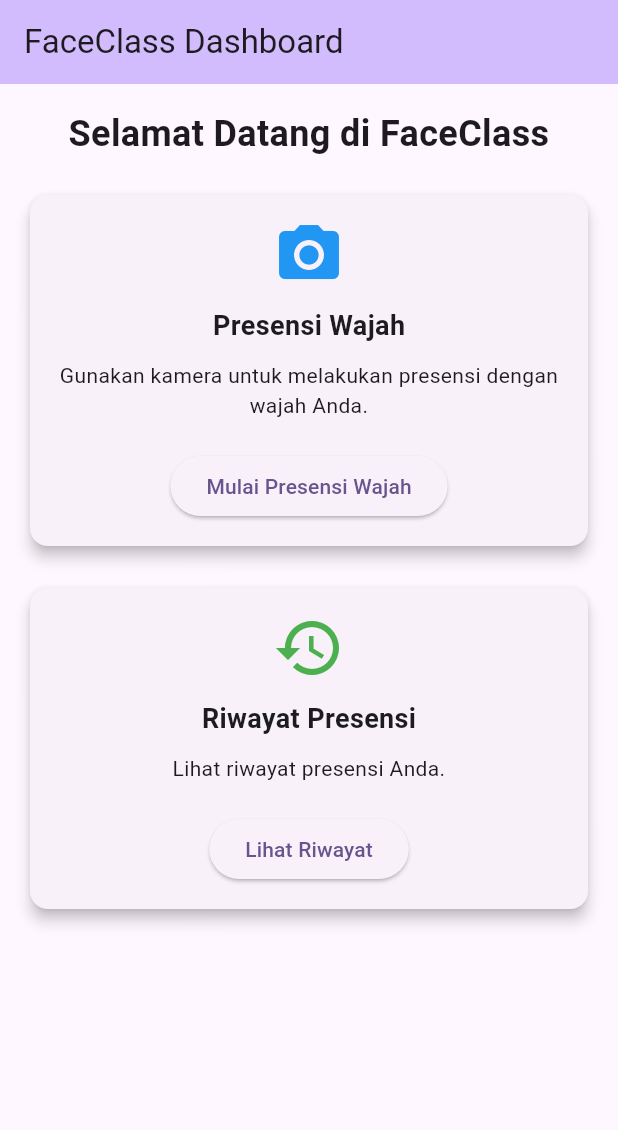
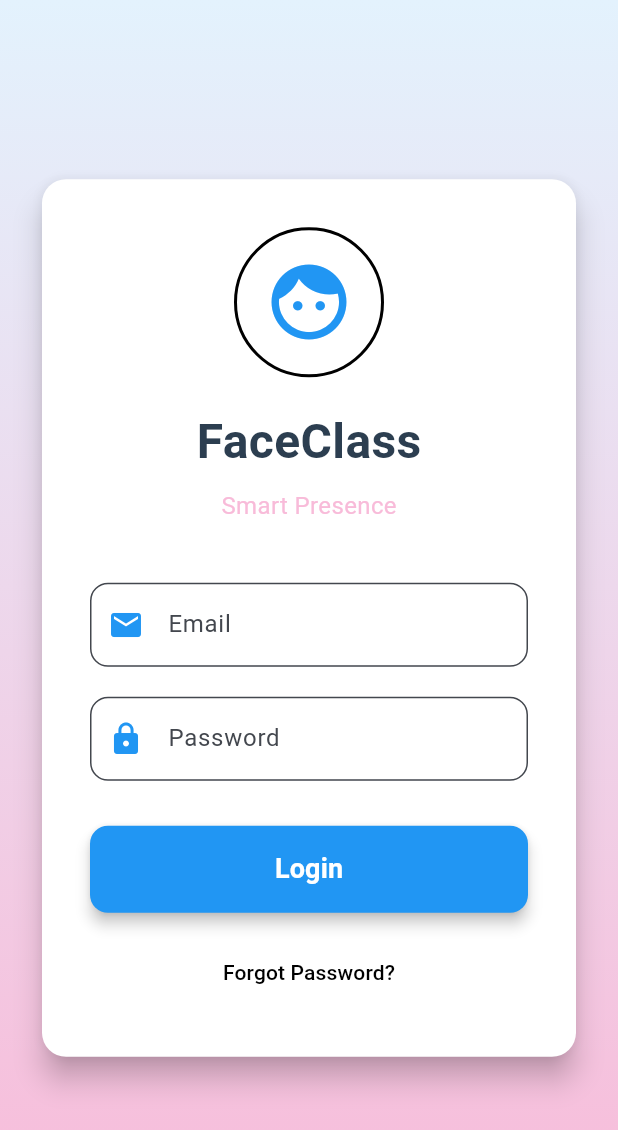
Before and after one commit to khoirurrohman/faceclass, a Flutter app: the screen it shows after launch, on a phone screen of 412 x 824 dp. Shown: the top 1130 px of the screen. Run offline on Flutter 3.47's test engine with Material 3 defaults, Android fonts, the phone set to English and light mode, and no system bars.

Commit message:
mengubah tampilan login dan fiturnya

```diff
--- /dev/null
+++ b/lib/login_page.dart
@@ -0,0 +1,184 @@
+import 'package:flutter/material.dart';
+
+class LoginPage extends StatefulWidget {
+  const LoginPage({super.key});
+
+  @override
+  State<LoginPage> createState() => _LoginPageState();
+}
+
+class _LoginPageState extends State<LoginPage> {
+  final TextEditingController _emailController = TextEditingController();
+  final TextEditingController _passwordController = TextEditingController();
+
+  void _login() {
+    // Simple login logic
+    String email = _emailController.text.trim();
+    String password = _passwordController.text;
+    if (email.isEmpty || password.isEmpty) {
+      ScaffoldMessenger.of(context).showSnackBar(
+        const SnackBar(content: Text('Please enter both email and password')),
+      );
+      return;
+    }
+    // For demo, just navigate
+    Navigator.pushReplacementNamed(context, '/dashboard');
+  }
+
+  @override
+  Widget build(BuildContext context) {
+    return Scaffold(
+      body: Container(
+        decoration: const BoxDecoration(
+          gradient: LinearGradient(
+            begin: Alignment.topCenter,
+            end: Alignment.bottomCenter,
+            colors: [Color(0xFFE3F2FD), Color(0xFFF8BBD9)],
+          ),
+        ),
+        child: Center(
+          child: SingleChildScrollView(
+            padding: const EdgeInsets.all(24.0),
+            child: Card(
+              elevation: 8,
+              color: Colors.white,
+              shape: RoundedRectangleBorder(
+                borderRadius: BorderRadius.circular(16),
+              ),
+              child: Padding(
+                padding: const EdgeInsets.all(32.0),
+                child: Column(
+                  mainAxisSize: MainAxisSize.min,
+                  children: [
+                    // Face icon
+                    Container(
+                      width: 100,
+                      height: 100,
+                      decoration: BoxDecoration(
+                        color: Colors.white,
+                        shape: BoxShape.circle,
+                        border: Border.all(color: Colors.black, width: 2),
+                      ),
+                      child: const Icon(
+                        Icons.face,
+                        size: 60,
+                        color: Colors.blue,
+                      ),
+                    ),
+                    const SizedBox(height: 20),
+                    const Text(
+                      'FaceClass',
+                      style: TextStyle(
+                        fontSize: 32,
+                        fontWeight: FontWeight.bold,
+                        color: Color(0xFF2C3E50),
+                      ),
+                    ),
+                    const SizedBox(height: 8),
+                    const Text(
+                      'Smart Presence',
+                      style: TextStyle(fontSize: 16, color: Color(0xFFF8BBD9)),
+                    ),
+                    const SizedBox(height: 40),
+                    // Email field
+                    TextField(
+                      controller: _emailController,
+                      decoration: InputDecoration(
+                        labelText: 'Email',
+                        filled: true,
+                        fillColor: Colors.white,
+                        border: OutlineInputBorder(
+                          borderRadius: BorderRadius.circular(12),
+                        ),
+                        prefixIcon: const Icon(Icons.email, color: Colors.blue),
+                        focusedBorder: OutlineInputBorder(
+                          borderRadius: BorderRadius.circular(12),
+                          borderSide: const BorderSide(
+                            color: Colors.blue,
+                            width: 2,
+                          ),
+                        ),
+                      ),
+                      keyboardType: TextInputType.emailAddress,
+                    ),
+                    const SizedBox(height: 20),
+                    // Password field
+                    TextField(
+                      controller: _passwordController,
+                      decoration: InputDecoration(
+                        labelText: 'Password',
+                        filled: true,
+                        fillColor: Colors.white,
+                        border: OutlineInputBorder(
+                          borderRadius: BorderRadius.circular(12),
+                        ),
+                        prefixIcon: const Icon(Icons.lock, color: Colors.blue),
+                        focusedBorder: OutlineInputBorder(
+                          borderRadius: BorderRadius.circular(12),
+                          borderSide: const BorderSide(
+                            color: Colors.blue,
+                            width: 2,
+                          ),
+                        ),
+                      ),
+                      obscureText: true,
+                    ),
+                    const SizedBox(height: 30),
+                    // Login button
+                    SizedBox(
+                      width: double.infinity,
+                      child: ElevatedButton(
+                        onPressed: _login,
+                        style: ElevatedButton.styleFrom(
+                          padding: const EdgeInsets.symmetric(vertical: 16),
+                          backgroundColor: Colors.blue,
+                          foregroundColor: Colors.white,
+                          shape: RoundedRectangleBorder(
+                            borderRadius: BorderRadius.circular(12),
+                          ),
+                          elevation: 4,
+                        ),
+                        child: const Text(
+                          'Login',
+                          style: TextStyle(
+                            fontSize: 18,
+                            fontWeight: FontWeight.bold,
+                          ),
+                        ),
+                      ),
+                    ),
+                    const SizedBox(height: 16),
+                    // Forgot Password
+                    TextButton(
+                      onPressed: () {
+                        // Forgot password logic (placeholder)
+                        ScaffoldMessenger.of(context).showSnackBar(
+                          const SnackBar(
+                            content: Text(
+                              'Forgot Password feature coming soon',
+                            ),
+                          ),
+                        );
+                      },
+                      style: TextButton.styleFrom(
+                        foregroundColor: Colors.black,
+                      ),
+                      child: const Text('Forgot Password?'),
+                    ),
+                  ],
+                ),
+              ),
+            ),
+          ),
+        ),
+      ),
+    );
+  }
+
+  @override
+  void dispose() {
+    _emailController.dispose();
+    _passwordController.dispose();
+    super.dispose();
+  }
+}
--- a/lib/main.dart
+++ b/lib/main.dart
@@ -1,7 +1,7 @@
 import 'package:flutter/material.dart';
-import 'camera_page.dart';
-import 'screens/attendance/camera_screen.dart';
-import 'screens/dashboard.dart';
+import 'splash_screen.dart';
+import 'login_page.dart';
+import 'dashboard_page.dart';
 
 void main() {
   runApp(const MyApp());
@@ -14,27 +14,17 @@ class MyApp extends StatelessWidget {
   @override
   Widget build(BuildContext context) {
     return MaterialApp(
-      title: 'Flutter Demo',
+      title: 'FaceClass',
+      debugShowCheckedModeBanner: false,
       theme: ThemeData(
-        // This is the theme of your application.
-        //
-        // TRY THIS: Try running your application with "flutter run". You'll see
-        // the application has a purple toolbar. Then, without quitting the app,
-        // try changing the seedColor in the colorScheme below to Colors.green
-        // and then invoke "hot reload" (save your changes or press the "hot
-        // reload" button in a Flutter-supported IDE, or press "r" if you used
-        // the command line to start the app).
-        //
-        // Notice that the counter didn't reset back to zero; the application
-        // state is not lost during the reload. To reset the state, use hot
-        // restart instead.
-        //
-        // This works for code too, not just values: Most code changes can be
-        // tested with just a hot reload.
-        colorScheme: ColorScheme.fromSeed(seedColor: Colors.deepPurple),
+        useMaterial3: true,
+        colorScheme: ColorScheme.fromSeed(seedColor: Colors.blue),
       ),
-      home: const Dashboard(),
-      routes: {'/camera': (context) => const CameraScreen()},
+      home: const SplashScreen(),
+      routes: {
+        '/login': (context) => const LoginPage(),
+        '/dashboard': (context) => const DashboardPage(),
+      },
     );
   }
 }
--- a/lib/screens/dashboard.dart
+++ /dev/null
@@ -1,98 +0,0 @@
-import 'package:flutter/material.dart';
-
-class Dashboard extends StatelessWidget {
-  const Dashboard({super.key});
-
-  @override
-  Widget build(BuildContext context) {
-    return Scaffold(
-      appBar: AppBar(
-        title: const Text('FaceClass Dashboard'),
-        backgroundColor: Theme.of(context).colorScheme.inversePrimary,
-      ),
-      body: Padding(
-        padding: const EdgeInsets.all(16.0),
-        child: Column(
-          crossAxisAlignment: CrossAxisAlignment.stretch,
-          children: [
-            const Text(
-              'Selamat Datang di FaceClass',
-              style: TextStyle(fontSize: 24, fontWeight: FontWeight.bold),
-              textAlign: TextAlign.center,
-            ),
-            const SizedBox(height: 20),
-            Card(
-              elevation: 4,
-              child: Padding(
-                padding: const EdgeInsets.all(16.0),
-                child: Column(
-                  children: [
-                    const Icon(Icons.camera_alt, size: 48, color: Colors.blue),
-                    const SizedBox(height: 10),
-                    const Text(
-                      'Presensi Wajah',
-                      style: TextStyle(
-                        fontSize: 18,
-                        fontWeight: FontWeight.bold,
-                      ),
-                    ),
-                    const SizedBox(height: 10),
-                    const Text(
-                      'Gunakan kamera untuk melakukan presensi dengan wajah Anda.',
-                      textAlign: TextAlign.center,
-                    ),
-                    const SizedBox(height: 20),
-                    ElevatedButton(
-                      onPressed: () {
-                        Navigator.pushNamed(context, '/camera');
-                      },
-                      child: const Text('Mulai Presensi Wajah'),
-                    ),
-                  ],
-                ),
-              ),
-            ),
-            const SizedBox(height: 20),
-            // Add more cards for other features if needed
-            Card(
-              elevation: 4,
-              child: Padding(
-                padding: const EdgeInsets.all(16.0),
-                child: Column(
-                  children: [
-                    const Icon(Icons.history, size: 48, color: Colors.green),
-                    const SizedBox(height: 10),
-                    const Text(
-                      'Riwayat Presensi',
-                      style: TextStyle(
-                        fontSize: 18,
-                        fontWeight: FontWeight.bold,
-                      ),
-                    ),
-                    const SizedBox(height: 10),
-                    const Text(
-                      'Lihat riwayat presensi Anda.',
-                      textAlign: TextAlign.center,
-                    ),
-                    const SizedBox(height: 20),
-                    ElevatedButton(
-                      onPressed: () {
-                        // Navigate to history page
-                        ScaffoldMessenger.of(context).showSnackBar(
-                          const SnackBar(
-                            content: Text('Fitur riwayat akan segera hadir'),
-                          ),
-                        );
-                      },
-                      child: const Text('Lihat Riwayat'),
-                    ),
-                  ],
-                ),
-              ),
-            ),
-          ],
-        ),
-      ),
-    );
-  }
-}
--- a/pubspec.yaml
+++ b/pubspec.yaml
@@ -38,6 +38,7 @@ dependencies:
   permission_handler: ^12.0.1
   dio: ^5.9.0
   image_picker: ^1.2.1
+  google_ml_kit: ^0.20.0
 
 dev_dependencies:
   flutter_test:
```
Also changed, not shown: lib/attendance_report_page.dart (added, +13 -0 lines), lib/camera_page.dart (deleted, +0 -92 lines), lib/class_management_page.dart (added, +13 -0 lines), lib/dashboard_page.dart (added, +114 -0 lines), lib/face_attendance_page.dart (added, +13 -0 lines), lib/screens/attendance/camera_screen.dart (deleted, +0 -51 lines), lib/splash_screen.dart (added, +118 -0 lines), lib/student_data_page.dart (added, +13 -0 lines), pubspec.lock.
